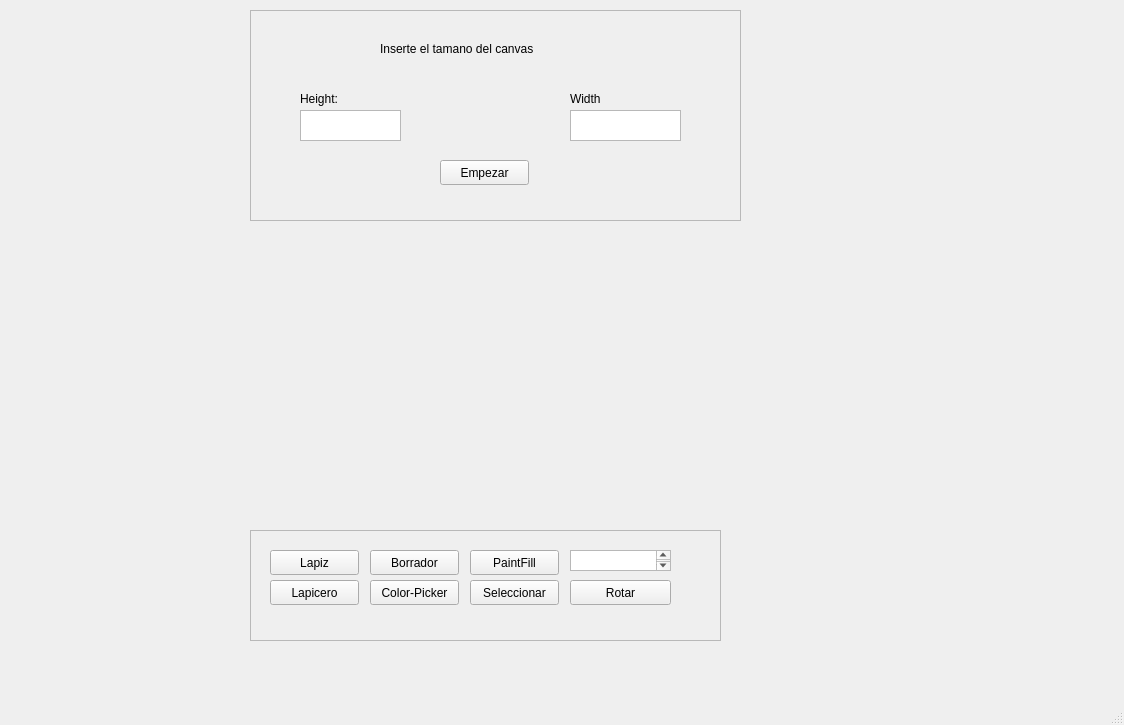
Qt form Interfaz/mainwindow.ui (dylangf16/Proyecto-02-CE-2103) before a commit.
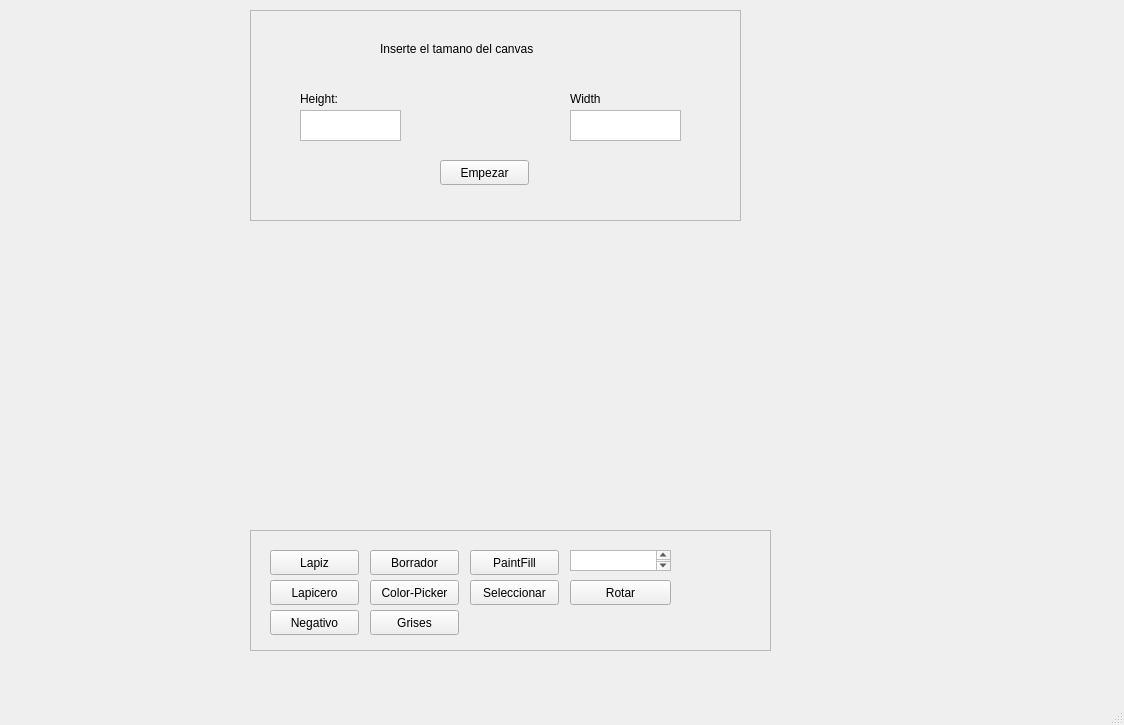
The same form after that commit.

Commit message: implementación de filtros: negativo y grises

The edit to the form file:
```diff
--- a/Interfaz/mainwindow.ui
+++ b/Interfaz/mainwindow.ui
@@ -19,8 +19,8 @@
      <rect>
       <x>250</x>
       <y>530</y>
-      <width>471</width>
-      <height>111</height>
+      <width>521</width>
+      <height>121</height>
      </rect>
     </property>
     <property name="frameShape">
@@ -35,7 +35,7 @@
        <x>10</x>
        <y>10</y>
        <width>501</width>
-       <height>80</height>
+       <height>101</height>
       </rect>
      </property>
      <widget class="QPushButton" name="ColorPicker">
@@ -139,6 +139,32 @@
        <string>Seleccionar</string>
       </property>
      </widget>
+     <widget class="QPushButton" name="Negativo">
+      <property name="geometry">
+       <rect>
+        <x>10</x>
+        <y>70</y>
+        <width>89</width>
+        <height>25</height>
+       </rect>
+      </property>
+      <property name="text">
+       <string>Negativo</string>
+      </property>
+     </widget>
+     <widget class="QPushButton" name="Grises">
+      <property name="geometry">
+       <rect>
+        <x>110</x>
+        <y>70</y>
+        <width>89</width>
+        <height>25</height>
+       </rect>
+      </property>
+      <property name="text">
+       <string>Grises</string>
+      </property>
+     </widget>
     </widget>
    </widget>
    <widget class="QFrame" name="frameInicio">
```
The commit also changes 8 other files.
